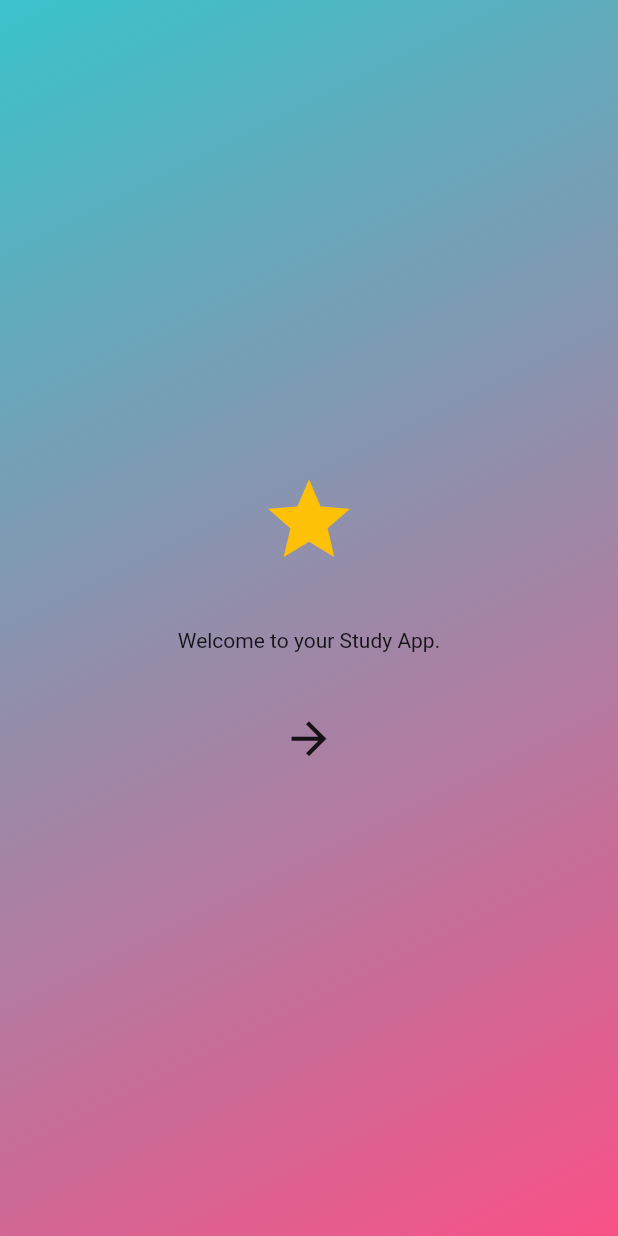
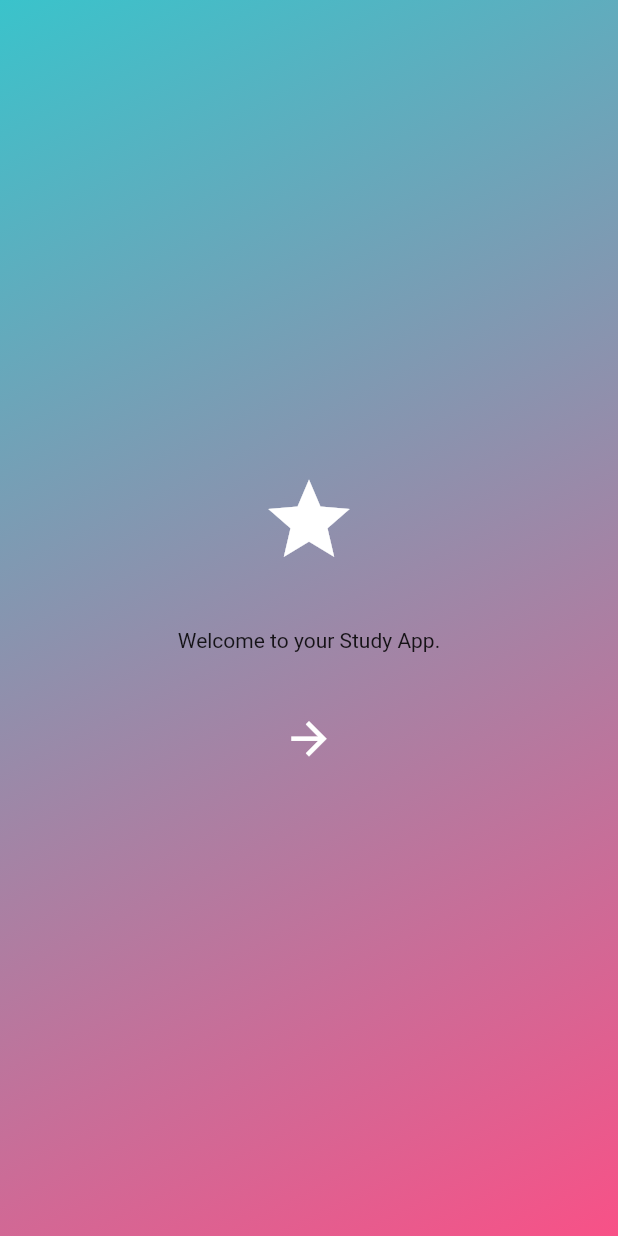
Before and after one commit to johnolamide/quiz-app, a Flutter app: the screen it shows after launch, on a phone screen of 412 x 824 dp. Run offline on Flutter 3.47's test engine with Material 2 defaults, Android fonts, the phone set to English and light mode, and no system bars; our stand-ins replace cloud_firestore, firebase_core, get, google_fonts; accounts and stored records are empty; generated files the repository leaves out were written again; project files that could hold a hidden picture were left out.

Commit message:
reset files

```diff
--- a/lib/config/themes/app_light_theme.dart
+++ b/lib/config/themes/app_light_theme.dart
@@ -1,4 +1,13 @@
 import 'package:flutter/animation.dart';
+import 'package:flutter/material.dart';
+import 'package:flutter_study_app/config/themes/sub_theme_data_mixin.dart';
 
 const Color primaryLightColorLight = Color(0xFF3ac3cb);
 const Color primaryColorLight = Color(0xFFf85187);
+
+class LightTheme with SubThemeData {
+  buildLightTheme() {
+    final ThemeData systemLightTheme = ThemeData.light();
+    return systemLightTheme.copyWith(iconTheme: getIconTheme());
+  }
+}
--- a/lib/main.dart
+++ b/lib/main.dart
@@ -1,6 +1,7 @@
 import 'package:flutter/material.dart';
 import 'package:firebase_core/firebase_core.dart';
 import 'package:flutter_study_app/bindings/initial_bindings.dart';
+import 'package:flutter_study_app/config/themes/app_light_theme.dart';
 import 'package:flutter_study_app/data_uploader_screen.dart';
 import 'package:flutter_study_app/routes/app_routes.dart';
 import 'package:flutter_study_app/screens/introduction/introduction.dart';
@@ -20,6 +21,7 @@ class MyApp extends StatelessWidget {
   @override
   Widget build(BuildContext context) {
     return GetMaterialApp(
+      theme: LightTheme().buildLightTheme(),
       getPages: AppRoutes.routes(),
     );
   }
--- a/lib/screens/introduction/introduction.dart
+++ b/lib/screens/introduction/introduction.dart
@@ -22,7 +22,6 @@ class AppIntroductionScreen extends StatelessWidget {
               const Icon(
                 Icons.star,
                 size: 65,
-                color: Colors.amber,
               ),
               const SizedBox(height: 40),
               const Text("Welcome to your Study App."),
```
